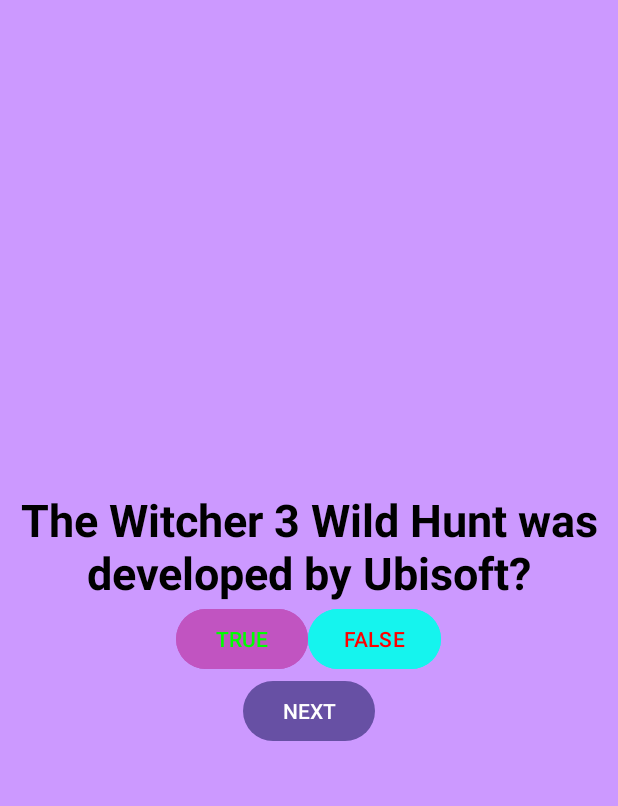
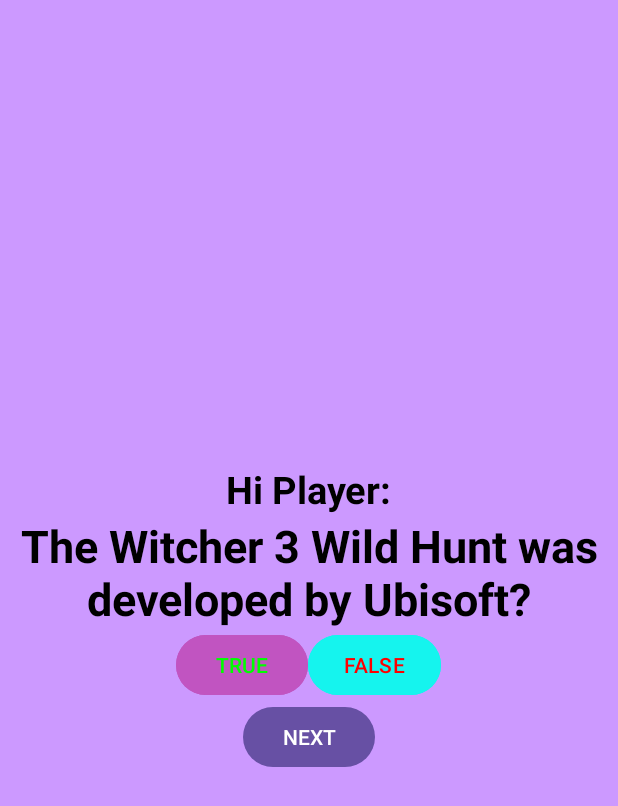
Before and after one commit to LCh-Salgado/LilianaCh, an Android app: the screen it shows after launch (MainActivity), after a tap on "GO!!", on a phone screen of 412 x 824 dp. Shown: the top 806 px of the screen. Run offline under Robolectric (Android 15) with nearby library versions, the phone set to English and light mode, and no system bars.

Commit message:
make appear the players name an every question

```diff
--- a/app/src/main/AndroidManifest.xml
+++ b/app/src/main/AndroidManifest.xml
@@ -12,6 +12,9 @@
         android:supportsRtl="true"
         android:theme="@style/Theme.PiQuizAppLCh"
         tools:targetApi="31">
+        <activity
+            android:name=".HighScoreActivity"
+            android:exported="false" />
         <activity
             android:name=".MainActivity"
             android:exported="false" />
--- a/app/src/main/java/com/example/piquizapplch/MainActivity.java
+++ b/app/src/main/java/com/example/piquizapplch/MainActivity.java
@@ -1,6 +1,7 @@
 package com.example.piquizapplch;
 
 import android.content.Intent;
+import android.content.SharedPreferences;
 import android.os.Bundle;
 import android.view.View;
 import android.widget.Button;
@@ -15,6 +16,12 @@ import androidx.core.view.WindowInsetsCompat;
 
 public class MainActivity extends AppCompatActivity {
 
+    private SharedPreferences mPreferences;
+    private String sharedPreferences= "com.example.piquizapplch.sp";
+    private final String NAME_KEY = "NAME";
+    String initialName;
+
+    TextView hiPlayerTV;
     TextView questionTV;
     Button trueBTN, falseBTN, nextBTN;
     int score, duration;
@@ -31,6 +38,8 @@ public class MainActivity extends AppCompatActivity {
         super.onCreate(savedInstanceState);
         setContentView(R.layout.activity_main);
 
+        mPreferences = getSharedPreferences(sharedPreferences, MODE_PRIVATE);
+        initialName = mPreferences.getString(NAME_KEY, "Player");
         score = 0;
         toastMsg =getString(R.string.wrongToastMsg);
         q1 = new Question(getString(R.string.q1text), false);
@@ -48,6 +57,8 @@ public class MainActivity extends AppCompatActivity {
         currentQ = q1;
         questions = new Question[] {q1, q2, q3, q4, q5, q6, q7, q8, q9, q10};
 
+        hiPlayerTV = findViewById(R.id.playerTV);
+        hiPlayerTV.setText("Hi Player:" + initialName);
         questionTV = findViewById(R.id.questionTV);
         trueBTN = findViewById(R.id.trueBTN);
         falseBTN = findViewById(R.id.falseBTN);
--- a/app/src/main/java/com/example/piquizapplch/WelcomeActivity.java
+++ b/app/src/main/java/com/example/piquizapplch/WelcomeActivity.java
@@ -1,6 +1,7 @@
 package com.example.piquizapplch;
 
 import android.content.Intent;
+import android.content.SharedPreferences;
 import android.os.Bundle;
 import android.view.View;
 import android.widget.Button;
@@ -14,10 +15,13 @@ import androidx.core.view.WindowInsetsCompat;
 
 public class WelcomeActivity extends AppCompatActivity {
 
-    int button;
     Button goBTN;
     Intent goToSA;
     EditText nameET;
+
+    private SharedPreferences mPreferences;
+    private String sharedPreferences= "com.example.piquizapplch.sp";
+    private final String NAME_KEY = "NAME";
 
 
     @Override
@@ -27,16 +31,20 @@ public class WelcomeActivity extends AppCompatActivity {
         goBTN = (Button)findViewById(R.id.touchBTN);
         nameET = (EditText)findViewById(R.id.typeYourNBTN);
 
+        mPreferences = getSharedPreferences(sharedPreferences, MODE_PRIVATE);
+
         goBTN.setOnClickListener(new View.OnClickListener() {
             @Override
             public void onClick(View view) {
+                SharedPreferences.Editor preferencesEditor = mPreferences.edit();
+                preferencesEditor.putString(NAME_KEY, nameET.getText().toString());
+                preferencesEditor.apply();
                 goToSA = new Intent(WelcomeActivity.this, MainActivity.class);
-                goToSA.putExtra("Button", button);
                 startActivity(goToSA);
 
             }
         });
+    }
 
 
-    }
 }
--- a/app/src/main/res/layout/activity_main.xml
+++ b/app/src/main/res/layout/activity_main.xml
@@ -6,6 +6,15 @@
     android:background="#CC99FF"
     android:gravity="center"
     android:orientation="vertical">
+
+    <TextView
+        android:layout_width="wrap_content"
+        android:layout_height="wrap_content"
+        android:text="Hello Player:"
+        android:id="@+id/playerTV"
+        android:textSize="25sp"
+        android:textStyle="bold"
+        android:textColor="@color/black"/>
 
     <TextView
         android:layout_width="match_parent"
```
Also changed, not shown: app/src/main/java/com/example/piquizapplch/HighScoreActivity.java (added, +19 -0 lines), app/src/main/java/com/example/piquizapplch/HighScoreEntry.java (+11 -8 lines), app/src/main/res/layout/activity_high_score.xml (added, +17 -0 lines).
